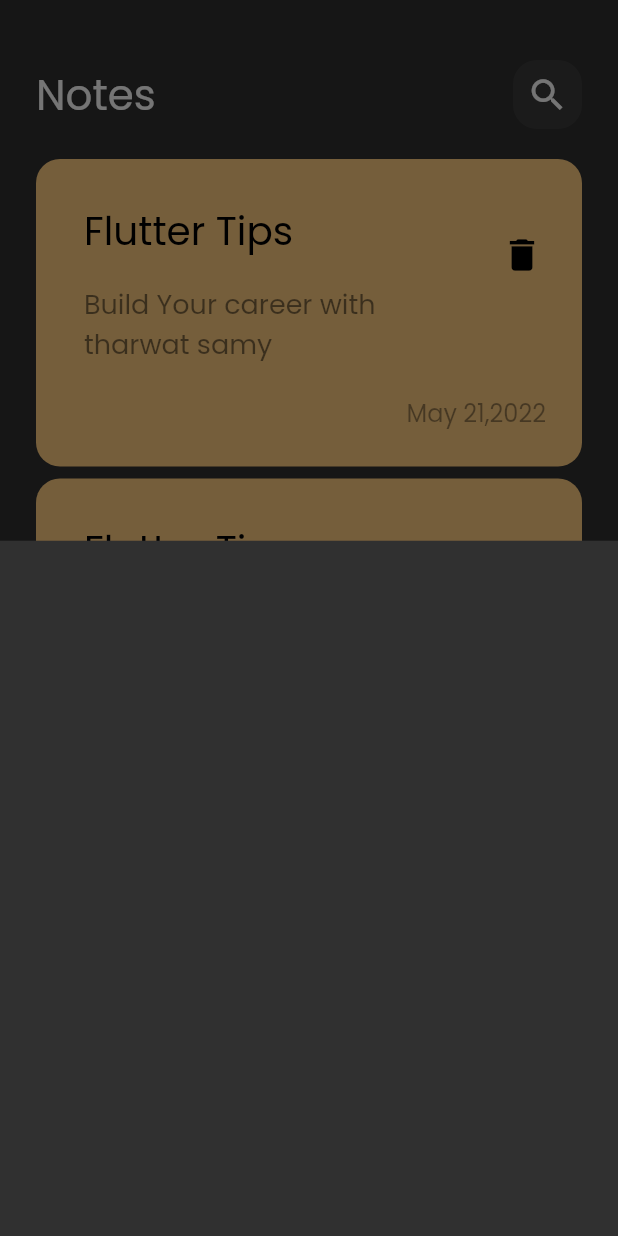
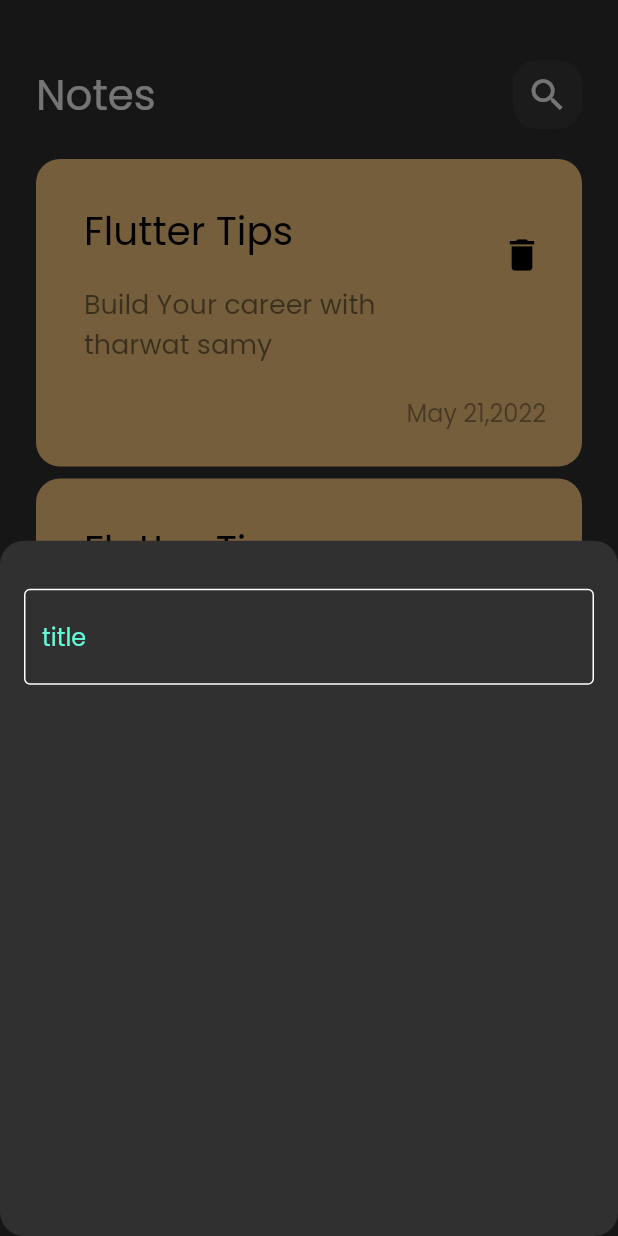
Before and after one commit to AbdelrhmanMohamedKhaled/notes_app, a Flutter app: the screen it shows after launch, after a tap on the "add" icon, on a phone screen of 412 x 824 dp. Run offline on Flutter 3.47's test engine with Material 2 defaults, Android fonts, the phone set to English and light mode, and no system bars.

Commit message:
create custom text field

```diff
--- /dev/null
+++ b/lib/constants.dart
@@ -0,0 +1,3 @@
+import 'package:flutter/material.dart';
+
+const kPrimaryColor = Color(0xFF62FCD7);
--- a/lib/views/notes_view.dart
+++ b/lib/views/notes_view.dart
@@ -11,6 +11,8 @@ class NotesView extends StatelessWidget {
       floatingActionButton: FloatingActionButton(
         onPressed: () {
           showModalBottomSheet(
+              shape: RoundedRectangleBorder(
+                  borderRadius: BorderRadius.circular(16)),
               context: context,
               builder: (context) {
                 return const AddNoteButtomSheet();
--- a/lib/views/widgets/add_note_bottom_sheet.dart
+++ b/lib/views/widgets/add_note_bottom_sheet.dart
@@ -1,10 +1,21 @@
 import 'package:flutter/material.dart';
+import 'package:note_app/views/widgets/custom_text_field.dart';
 
 class AddNoteButtomSheet extends StatelessWidget {
   const AddNoteButtomSheet({super.key});
 
   @override
   Widget build(BuildContext context) {
-    return Container();
+    return const Padding(
+      padding: EdgeInsets.symmetric(horizontal: 16),
+      child: Column(
+        children: [
+          SizedBox(
+            height: 32,
+          ),
+          CustomTextField(),
+        ],
+      ),
+    );
   }
 }
--- /dev/null
+++ b/lib/views/widgets/custom_text_field.dart
@@ -0,0 +1,30 @@
+import 'package:flutter/material.dart';
+import 'package:note_app/constants.dart';
+
+class CustomTextField extends StatelessWidget {
+  const CustomTextField({super.key});
+
+  @override
+  Widget build(BuildContext context) {
+    return TextField(
+      cursorColor: kPrimaryColor,
+      decoration: InputDecoration(
+        hintText: 'title',
+        hintStyle: const TextStyle(
+          color: kPrimaryColor,
+        ),
+        border: outLineInputBorder(),
+        enabledBorder: outLineInputBorder(),
+        focusedBorder: outLineInputBorder(kPrimaryColor),
+      ),
+    );
+  }
+
+  OutlineInputBorder outLineInputBorder([color]) {
+    return OutlineInputBorder(
+      borderSide: BorderSide(
+        color: color ?? Colors.white,
+      ),
+    );
+  }
+}
```
